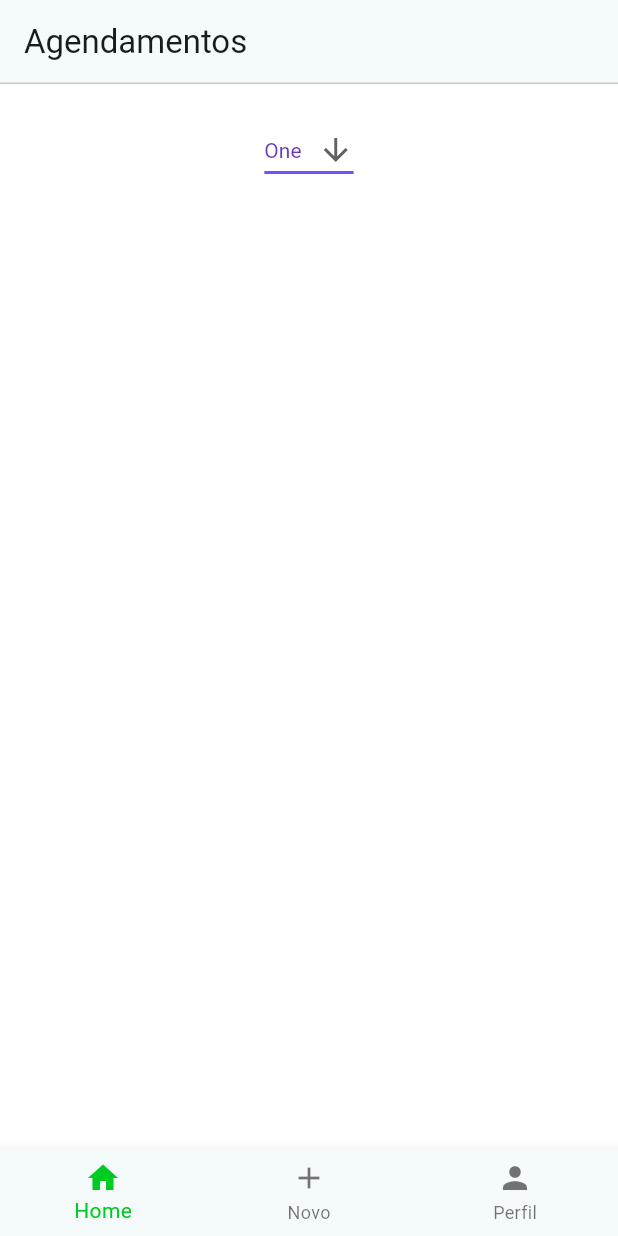
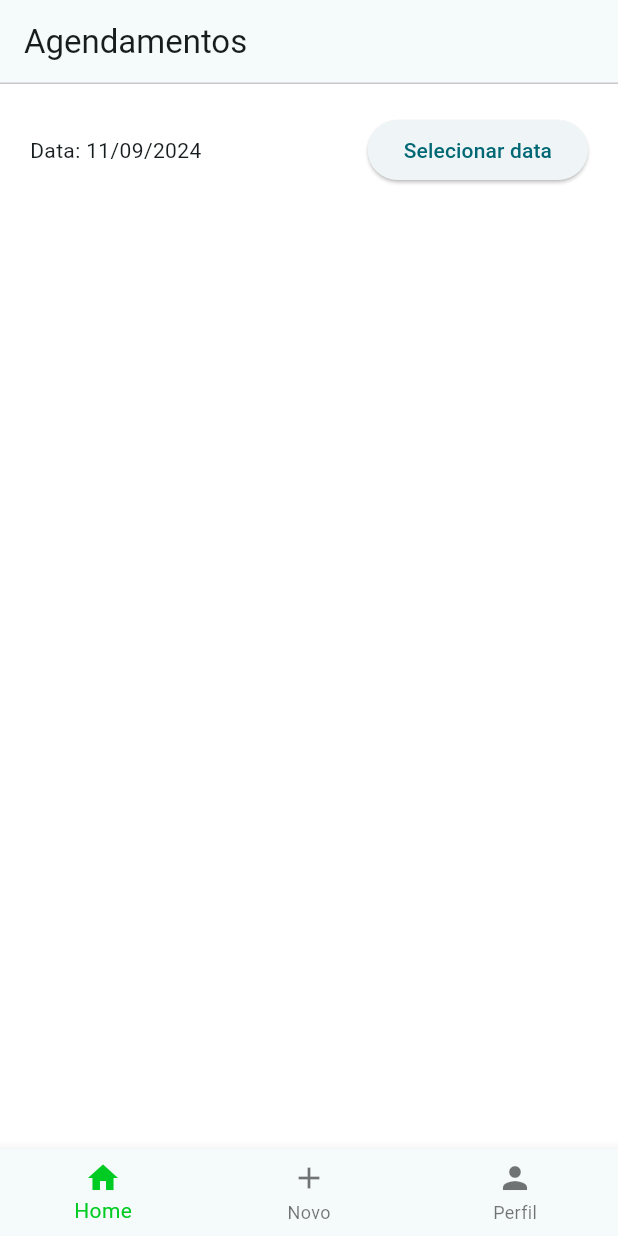
Before and after one commit to kaikdorvalo/agendify-flutter, a Flutter app: the screen it shows after launch, on a phone screen of 412 x 824 dp. Run offline on Flutter 3.47's test engine with Material 3 defaults, Android fonts, the phone set to English and light mode, and no system bars.

Commit message:
feat: change folders postion and added date input home screen

```diff
--- a/lib/home/screens/home_screen.dart
+++ /dev/null
@@ -1,42 +0,0 @@
-import 'package:agendify/home/models/scheduling_model.dart';
-import 'package:agendify/shared/components/drop_list_component.dart';
-import 'package:agendify/shared/components/navigation_bottom_component.dart';
-import 'package:flutter/material.dart';
-
-class HomeScreen extends StatefulWidget {
-  @override
-  _HomeScreenState createState() => _HomeScreenState();
-}
-
-class _HomeScreenState extends State<HomeScreen> {
-  List<Scheduling> schedules = [];
-
-  void _newScheduling() {}
-
-  @override
-  Widget build(BuildContext context) {
-    return Scaffold(
-      appBar: AppBar(
-        title: const Text('Agendamentos'),
-        shape: const Border(
-          bottom: BorderSide(
-            color: Color.fromARGB(255, 201, 201, 201), // Cor da borda
-            width: 1.0, // Largura da borda
-          ),
-        ),
-      ),
-      body: Container(
-        decoration: const BoxDecoration(
-          color: Color.fromARGB(255, 255, 255, 255),
-        ),
-        width: MediaQuery.of(context).size.width,
-        height: MediaQuery.of(context).size.height,
-        padding: const EdgeInsets.all(20.0),
-        child: Column(
-          children: <Widget>[DropList()],
-        ),
-      ),
-      bottomNavigationBar: NavigationBottom(),
-    );
-  }
-}
--- a/lib/auth/ui/screens/signin_screen.dart
+++ b/lib/screens/auth/ui/screens/signin_screen.dart
@@ -1,4 +1,4 @@
-import 'package:agendify/home/screens/home_screen.dart';
+import 'package:agendify/screens/home/screens/home_screen.dart';
 import 'package:flutter/material.dart';
 
 class SignInScreen extends StatefulWidget {
--- /dev/null
+++ b/lib/screens/home/screens/home_screen.dart
@@ -0,0 +1,86 @@
+import 'package:agendify/shared/models/scheduling_model.dart';
+import 'package:agendify/shared/components/drop_list_component.dart';
+import 'package:agendify/shared/components/navigation_bottom_component.dart';
+import 'package:flutter/material.dart';
+import 'package:intl/intl.dart';
+
+class HomeScreen extends StatefulWidget {
+  @override
+  _HomeScreenState createState() => _HomeScreenState();
+}
+
+class _HomeScreenState extends State<HomeScreen> {
+  List<Scheduling> schedules = [];
+
+  void _newScheduling() {}
+  DateTime _selectedDate = DateTime.now();
+  String _formattedDate = '';
+
+  @override
+  void initState() {
+    super.initState();
+    _formattedDate = _formatDate(_selectedDate);
+  }
+  //
+
+  Future<void> _selectDate(BuildContext context) async {
+    final DateTime? picked = await showDatePicker(
+      context: context,
+      initialDate: _selectedDate,
+      firstDate: DateTime(2000),
+      lastDate: DateTime(2101),
+    );
+    if (picked != null && picked != _selectedDate) {
+      setState(() {
+        _selectedDate = picked;
+        _formattedDate = _formatDate(_selectedDate);
+      });
+    }
+  }
+
+  String _formatDate(DateTime date) {
+    return DateFormat('dd/MM/yyyy').format(date);
+  }
+
+  @override
+  Widget build(BuildContext context) {
+    return Scaffold(
+      appBar: AppBar(
+        title: const Text('Agendamentos'),
+        shape: const Border(
+          bottom: BorderSide(
+            color: Color.fromARGB(255, 201, 201, 201), // Cor da borda
+            width: 1.0, // Largura da borda
+          ),
+        ),
+      ),
+      body: Container(
+        decoration: const BoxDecoration(
+          color: Color.fromARGB(255, 255, 255, 255),
+        ),
+        width: MediaQuery.of(context).size.width,
+        height: MediaQuery.of(context).size.height,
+        padding: const EdgeInsets.all(20.0),
+        child: Column(
+          children: <Widget>[
+            Row(
+              mainAxisAlignment: MainAxisAlignment.spaceBetween,
+              children: [
+                Text(
+                  _selectedDate == null
+                      ? 'No date selected!'
+                      : 'Data: $_formattedDate',
+                ),
+                ElevatedButton(
+                  onPressed: () => _selectDate(context),
+                  child: Text('Selecionar data'),
+                ),
+              ],
+            )
+          ],
+        ),
+      ),
+      bottomNavigationBar: NavigationBottom(),
+    );
+  }
+}
--- a/lib/home/models/scheduling_model.dart
+++ b/lib/shared/models/scheduling_model.dart
@@ -1,4 +1,4 @@
-import 'package:agendify/home/models/person_model.dart';
+import 'package:agendify/shared/models/person_model.dart';
 
 class Scheduling {
   Person _person;
--- a/pubspec.yaml
+++ b/pubspec.yaml
@@ -30,6 +30,7 @@ environment:
 dependencies:
   flutter:
     sdk: flutter
+  intl: ^0.17.0
 
 
   # The following adds the Cupertino Icons font to your application.
```
Also changed, not shown: lib/main.dart (+5 -106 lines), lib/shared/models/person_model.dart (renamed from lib/home/models/person_model.dart), pubspec.lock.
